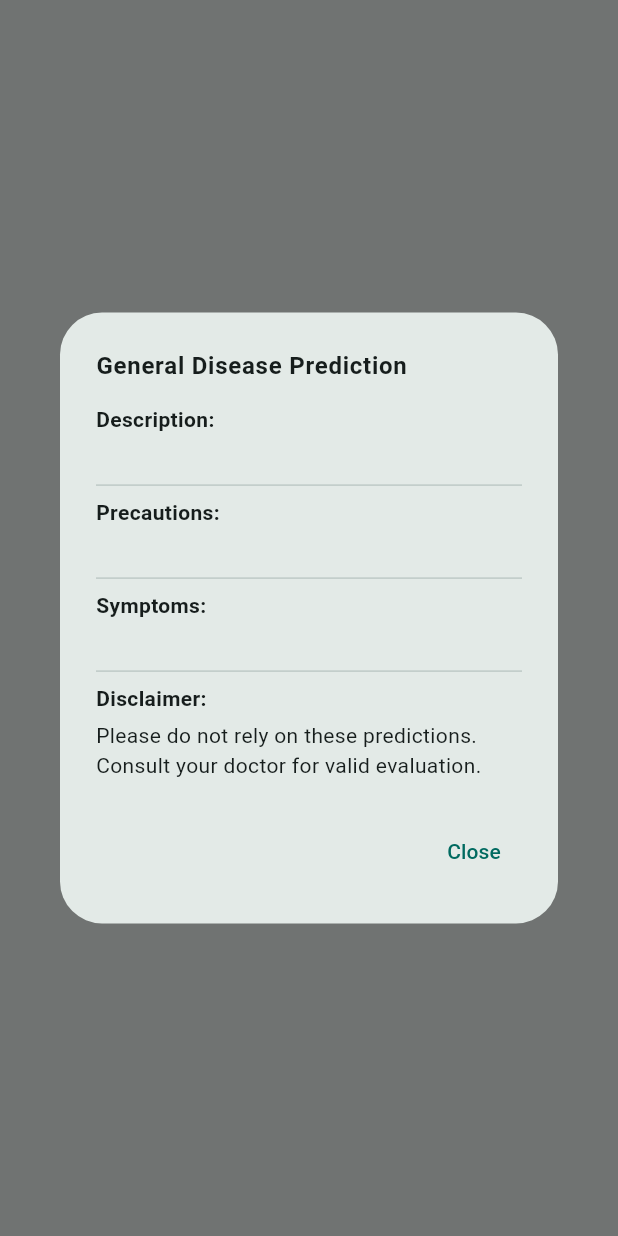
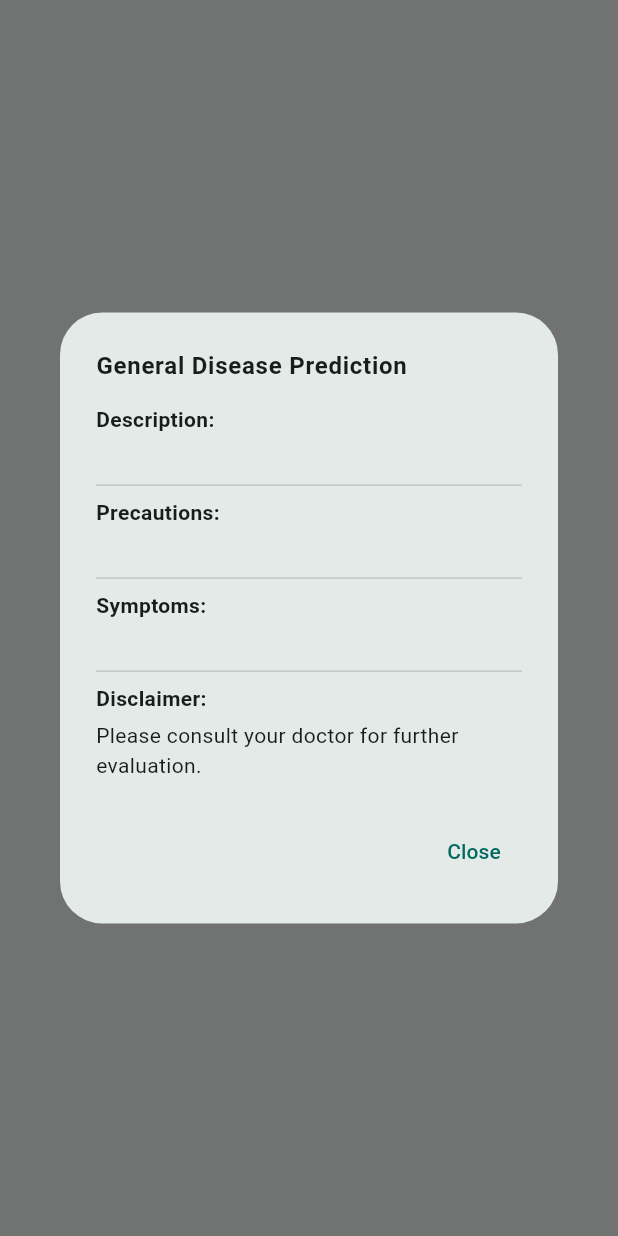
Before and after one commit to tahawaheed9/wellness_wise, a Flutter app: what showGeneralDiseaseDialog() shows on an empty page, opened directly with empty values, scrolled down 76 dp, on a phone screen of 412 x 824 dp. Run offline on Flutter 3.47's test engine with Material 3 defaults, Android fonts, the phone set to English and light mode, and no system bars; our stand-ins replace bloc, cloud_firestore, dropdown_search, equatable, firebase_auth, firebase_core and 3 more; missing offline and left inert: health; accounts and stored records are empty; network calls fail.

Commit message:
Searchable general disease symptom list implemented

```diff
--- a/lib/components/dialogs/general_disease_dialog.dart
+++ b/lib/components/dialogs/general_disease_dialog.dart
@@ -11,9 +11,6 @@ Future<bool> showGeneralDiseaseDialog(
   final List<dynamic> precautions,
   final List<String> symptoms,
 ) {
-  final precautionsList = precautions.join('\n');
-  final symptomsList = symptoms.join('\n');
-
   return showGenericDialog(
     context: context,
     title: 'General Disease Prediction',
@@ -71,7 +68,7 @@ Future<bool> showGeneralDiseaseDialog(
               style: TextStyle(fontWeight: FontWeight.bold),
             ),
             const SizedBox(height: 5.0),
-            Text(precautionsList),
+            Text(precautions.map((item) => ' — $item\n').join()),
             const Divider(),
 
             // User's Given Symptoms...
@@ -80,10 +77,7 @@ Future<bool> showGeneralDiseaseDialog(
               style: TextStyle(fontWeight: FontWeight.bold),
             ),
             const SizedBox(height: 5.0),
-            Text(
-              symptomsList,
-              softWrap: true,
-            ),
+            Text(symptoms.map((item) => ' — $item\n').join()),
             const Divider(),
 
             // Disclaimer...
@@ -93,8 +87,7 @@ Future<bool> showGeneralDiseaseDialog(
             ),
             const SizedBox(height: 5.0),
             const Text(
-              'Please do not rely on these predictions. '
-              'Consult your doctor for valid evaluation.',
+              'Please consult your doctor for further evaluation.',
               softWrap: true,
             )
           ],
--- a/lib/components/dialogs/save_prediction_dialog.dart
+++ b/lib/components/dialogs/save_prediction_dialog.dart
@@ -1,10 +1,11 @@
 import 'package:flutter/material.dart';
-import 'package:wellness_wise/components/dialogs/generic_dialog.dart';
+
+import '/components/dialogs/generic_dialog.dart';
 
 Future<bool> showSavePredictionDialog(BuildContext context) {
   return showGenericDialog(
       context: context,
-      title: 'Confirmation',
+      title: 'Warning',
       content:
           const Text('Would you like to save this prediction for later use?'),
       optionsBuilder: () => {
--- a/lib/services/database/database_service.dart
+++ b/lib/services/database/database_service.dart
@@ -4,28 +4,32 @@ import '../auth/auth_service.dart';
 
 class DatabaseServices {
   final _firestore = FirebaseFirestore.instance;
-  final docId = AuthService.firebase().currentUser!.id;
+  final _docId = AuthService
+      .firebase()
+      .currentUser!
+      .id;
 
-  late final bool isDataSaved;
+  late final bool _isDataSaved;
 
   late final DocumentReference _userDataDocumentRef;
+  late final CollectionReference _predictionCollectionRef;
   late final CollectionReference _additionalInformationCollectionRef;
 
   // Initializing the Document & Collection References...
   DatabaseServices() {
-    _userDataDocumentRef = _firestore.collection('user-data').doc(docId);
+    _userDataDocumentRef = _firestore.collection('user-data').doc(_docId);
+
+    _predictionCollectionRef = _userDataDocumentRef.collection('predictions');
 
     _additionalInformationCollectionRef =
         _userDataDocumentRef.collection('additional-information');
   }
 
   // Setting Username and Gender to main collection (user-data)...
-  Future setUserData(
-    String username,
-    DateTime dateOfBirth,
-    String gender,
-    DateTime createdOn,
-  ) async {
+  Future setUserData(String username,
+      DateTime dateOfBirth,
+      String gender,
+      DateTime createdOn,) async {
     try {
       await _userDataDocumentRef.set({
         'username': username,
@@ -38,17 +42,29 @@ class DatabaseServices {
     }
   }
 
+  // Adding new predictions to the 'predictions' collection..
+  Future<bool> addPrediction(Map<String, Object?> data) async {
+    try {
+      await _predictionCollectionRef.add(data).whenComplete(<bool>() {
+        _isDataSaved = true;
+      });
+    } catch (error) {
+      _isDataSaved = false;
+    }
+    return _isDataSaved;
+  }
+
   // Adding new document to the 'additional-information' collection...
   Future<bool> addAdditionalInformation(Map<String, Object?> data) async {
     try {
       await _additionalInformationCollectionRef
           .add(data)
           .whenComplete(<bool>() {
-        isDataSaved = true;
+        _isDataSaved = true;
       });
     } catch (_) {
-      isDataSaved = false;
+      _isDataSaved = false;
     }
-    return isDataSaved;
+    return _isDataSaved;
   }
 }
--- a/pubspec.yaml
+++ b/pubspec.yaml
@@ -47,6 +47,7 @@ dependencies:
   permission_handler: ^11.3.1
   intl: ^0.19.0
   http: ^1.2.2
+  dropdown_search: ^5.0.6
 
 dev_dependencies:
   flutter_test:
```
Also changed, not shown: lib/screens/general_disease/general_disease_screen.dart (+98 -39 lines), lib/services/disease_model/disease_model_services.dart (+13 -4 lines), pubspec.lock.
